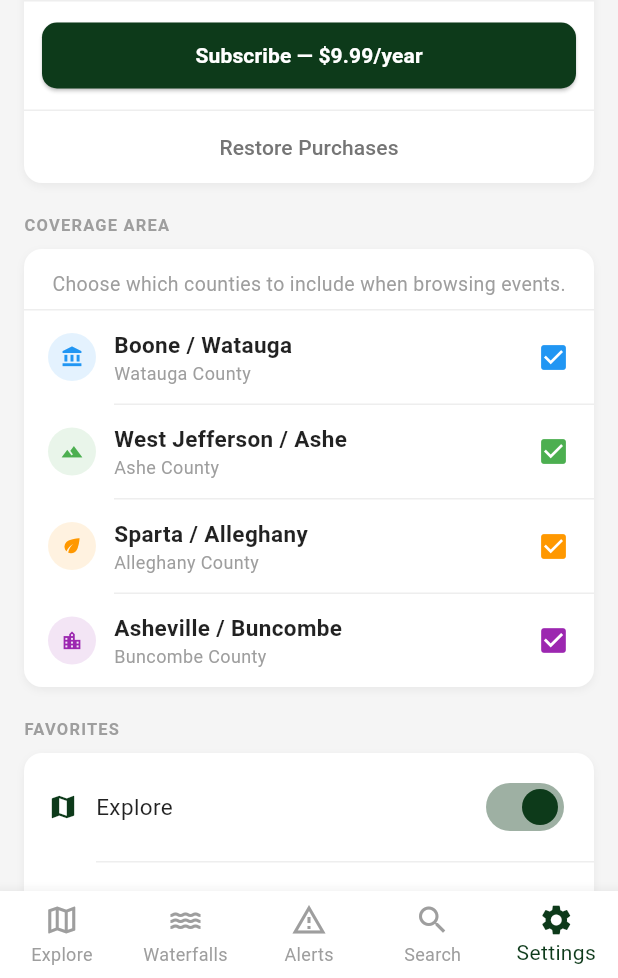
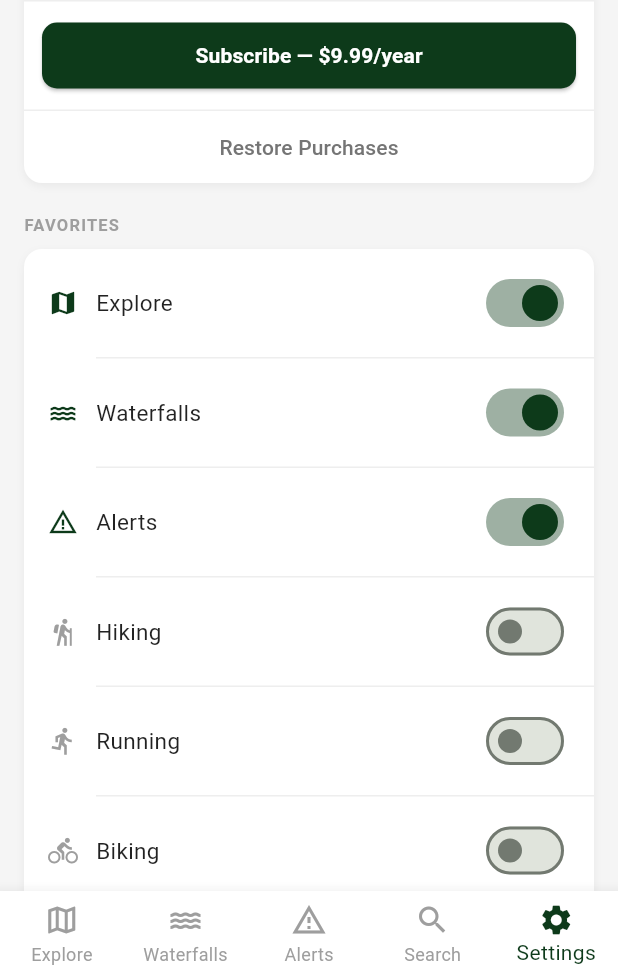
Before and after one commit to ncponyboy/high-country-outdoors, a Flutter app: the screen it shows after launch, after a tap on "Next", after a tap on "Skip", on a phone screen of 412 x 824 dp, the part 258-1236 px from its top. Run offline on Flutter 3.47's test engine with Material 3 defaults, Android fonts, the phone set to English and light mode, and no system bars; our stand-ins replace geolocator, google_maps_flutter, in_app_purchase, shared_preferences; network calls fail.

Commit message:
Revert: remove events/specials/region changes from HCO
Those features belong in the High Country Events Flutter app,
not High Country Outdoors. Restores HCO to its original state
covering Western NC, Eastern TN, and SW Virginia trails/ski/rivers.

Co-Authored-By: Claude Sonnet 4.6 <noreply@anthropic.com>

```diff
--- a/lib/main.dart
+++ b/lib/main.dart
@@ -8,15 +8,11 @@ import 'services/waterfall_service.dart';
 import 'services/location_service.dart';
 import 'services/store_service.dart';
 import 'services/favorites_service.dart';
-import 'services/event_service.dart';
-import 'services/specials_service.dart';
-import 'services/user_preferences_service.dart';
 import 'screens/explore_screen.dart';
 import 'screens/alerts_screen.dart';
 import 'screens/waterfalls_screen.dart';
 import 'screens/search_screen.dart';
 import 'screens/settings_screen.dart';
-import 'screens/events_screen.dart';
 
 void main() {
   WidgetsFlutterBinding.ensureInitialized();
@@ -41,9 +37,6 @@ class HighCountryOutdoorsApp extends StatelessWidget {
         ChangeNotifierProvider(create: (_) => LocationService()),
         ChangeNotifierProvider(create: (_) => StoreService()),
         ChangeNotifierProvider(create: (_) => FavoritesService()),
-        ChangeNotifierProvider(create: (_) => EventService()),
-        ChangeNotifierProvider(create: (_) => SpecialsService()),
-        ChangeNotifierProvider(create: (_) => UserPreferencesService()),
       ],
       child: MaterialApp(
         title: 'High Country Outdoors',
@@ -118,8 +111,6 @@ class _AppStartupState extends State<_AppStartup> {
     final locationSvc = context.read<LocationService>();
     final waterfallSvc = context.read<WaterfallService>();
     final favoritesSvc = context.read<FavoritesService>();
-    final eventSvc = context.read<EventService>();
-    final specialsSvc = context.read<SpecialsService>();
 
     await Future.wait([
       trailSvc.fetchTrails(),
@@ -129,8 +120,6 @@ class _AppStartupState extends State<_AppStartup> {
       storeSvc.loadProducts(),
       locationSvc.requestLocation(),
       favoritesSvc.load(),
-      eventSvc.fetchEvents(),
-      specialsSvc.fetchSpecials(),
     ]);
     storeSvc.checkProStatus();
   }
@@ -474,7 +463,6 @@ enum AppTab {
   climbing,
   skiing,
   rivers,
-  events,
   search,
   ;
 
@@ -489,7 +477,6 @@ enum AppTab {
       case AppTab.climbing:   return 'Climbing';
       case AppTab.skiing:     return 'Skiing';
       case AppTab.rivers:     return 'Rivers';
-      case AppTab.events:     return 'Events';
       case AppTab.search:     return 'Search';
     }
   }
@@ -505,7 +492,6 @@ enum AppTab {
       case AppTab.climbing:   return Icons.terrain;
       case AppTab.skiing:     return Icons.downhill_skiing;
       case AppTab.rivers:     return Icons.kayaking;
-      case AppTab.events:     return Icons.event_outlined;
       case AppTab.search:     return Icons.search_outlined;
     }
   }
@@ -521,7 +507,6 @@ enum AppTab {
       case AppTab.climbing:   return Icons.terrain;
       case AppTab.skiing:     return Icons.downhill_skiing;
       case AppTab.rivers:     return Icons.kayaking;
-      case AppTab.events:     return Icons.event;
       case AppTab.search:     return Icons.search;
     }
   }
@@ -531,7 +516,6 @@ enum AppTab {
       case AppTab.explore:    return const ExploreScreen();
       case AppTab.waterfalls: return const WaterfallsScreen();
       case AppTab.alerts:     return const AlertsScreen();
-      case AppTab.events:     return const EventsScreen();
       case AppTab.search:     return const SearchScreen();
       case AppTab.hiking:
       case AppTab.running:
@@ -543,7 +527,7 @@ enum AppTab {
     }
   }
 
-  static const String defaultFavorites = 'explore,events,alerts,search';
+  static const String defaultFavorites = 'explore,waterfalls,alerts,search';
 }
 
 // ---------------------------------------------------------------------------
--- a/lib/screens/settings_screen.dart
+++ b/lib/screens/settings_screen.dart
@@ -3,8 +3,6 @@ import 'package:provider/provider.dart';
 import 'package:url_launcher/url_launcher.dart';
 import '../services/store_service.dart';
 import '../services/favorites_service.dart';
-import '../services/user_preferences_service.dart';
-import '../models/app_region.dart';
 import '../main.dart' show AppTab;
 import 'pro_upgrade_screen.dart';
 
@@ -34,20 +32,14 @@ class SettingsScreen extends StatelessWidget {
         ),
         elevation: 0,
       ),
-      body: Consumer3<StoreService, FavoritesService, UserPreferencesService>(
-        builder: (context, storeSvc, favoritesSvc, prefs, _) {
+      body: Consumer2<StoreService, FavoritesService>(
+        builder: (context, storeSvc, favoritesSvc, _) {
           return ListView(
             padding: const EdgeInsets.symmetric(vertical: 20),
             children: [
               // Pro section
               _SectionHeader(label: 'HIGH COUNTRY OUTDOORS PRO'),
               _ProSection(storeSvc: storeSvc),
-
-              const SizedBox(height: 20),
-
-              // Coverage Area section
-              _SectionHeader(label: 'COVERAGE AREA'),
-              _CoverageAreaSection(prefs: prefs),
 
               const SizedBox(height: 20),
 
@@ -404,128 +396,6 @@ class _SettingsDivider extends StatelessWidget {
 }
 
 // ---------------------------------------------------------------------------
-// Coverage Area Section
-// ---------------------------------------------------------------------------
-
-class _CoverageAreaSection extends StatelessWidget {
-  final UserPreferencesService prefs;
-  const _CoverageAreaSection({required this.prefs});
-
-  @override
-  Widget build(BuildContext context) {
-    return Container(
-      margin: const EdgeInsets.symmetric(horizontal: 16),
-      decoration: BoxDecoration(
-        color: Colors.white,
-        borderRadius: BorderRadius.circular(12),
-        boxShadow: [
-          BoxShadow(
-            color: Colors.black.withOpacity(0.05),
-            blurRadius: 4,
-            offset: const Offset(0, 2),
-          ),
-        ],
-      ),
-      child: Column(
-        children: [
-          // Description
-          Padding(
-            padding: const EdgeInsets.fromLTRB(16, 14, 16, 8),
-            child: Text(
-              'Choose which counties to include when browsing events.',
-              style: TextStyle(
-                fontSize: 13,
-                color: Colors.grey.shade500,
-                height: 1.4,
-              ),
-            ),
-          ),
-          Divider(height: 1, thickness: 1, color: Colors.grey.shade200),
-
-          // County rows
-          ...AppRegion.values.asMap().entries.map((entry) {
-            final isLast = entry.key == AppRegion.values.length - 1;
-            final region = entry.value;
-            final selected = prefs.selectedRegions.contains(region);
-
-            return Column(
-              children: [
-                Material(
-                  color: Colors.transparent,
-                  child: InkWell(
-                    onTap: () => prefs.toggleRegion(region),
-                    borderRadius: BorderRadius.vertical(
-                      bottom: isLast ? const Radius.circular(12) : Radius.zero,
-                    ),
-                    child: Padding(
-                      padding: const EdgeInsets.symmetric(
-                          horizontal: 16, vertical: 12),
-                      child: Row(
-                        children: [
-                          Container(
-                            width: 32,
-                            height: 32,
-                            decoration: BoxDecoration(
-                              color: region.color.withOpacity(0.12),
-                              shape: BoxShape.circle,
-                            ),
-                            child: Icon(region.icon,
-                                size: 15, color: region.color),
-                          ),
-                          const SizedBox(width: 12),
-                          Expanded(
-                            child: Column(
-                              crossAxisAlignment: CrossAxisAlignment.start,
-                              children: [
-                                Text(
-                                  region.shortName,
-                                  style: const TextStyle(
-                                    fontSize: 15,
-                                    fontWeight: FontWeight.w600,
-                                    color: Colors.black87,
-                                  ),
-                                ),
-                                Text(
-                                  region.rawValue,
-                                  style: TextStyle(
-                                    fontSize: 12,
-                                    color: Colors.grey.shade500,
-                                  ),
-                                ),
-                              ],
-                            ),
-                          ),
-                          Icon(
-                            selected
-                                ? Icons.check_box
-                                : Icons.check_box_outline_blank,
-                            color: selected
-                                ? region.color
-                                : Colors.grey.shade400,
-                            size: 22,
-                          ),
-                        ],
-                      ),
-                    ),
-                  ),
-                ),
-                if (!isLast)
-                  Divider(
-                    height: 1,
-                    thickness: 1,
-                    indent: 60,
-                    color: Colors.grey.shade200,
-                  ),
-              ],
-            );
-          }),
-        ],
-      ),
-    );
-  }
-}
-
-// ---------------------------------------------------------------------------
 // Favorites Section
 // ---------------------------------------------------------------------------
 
```
